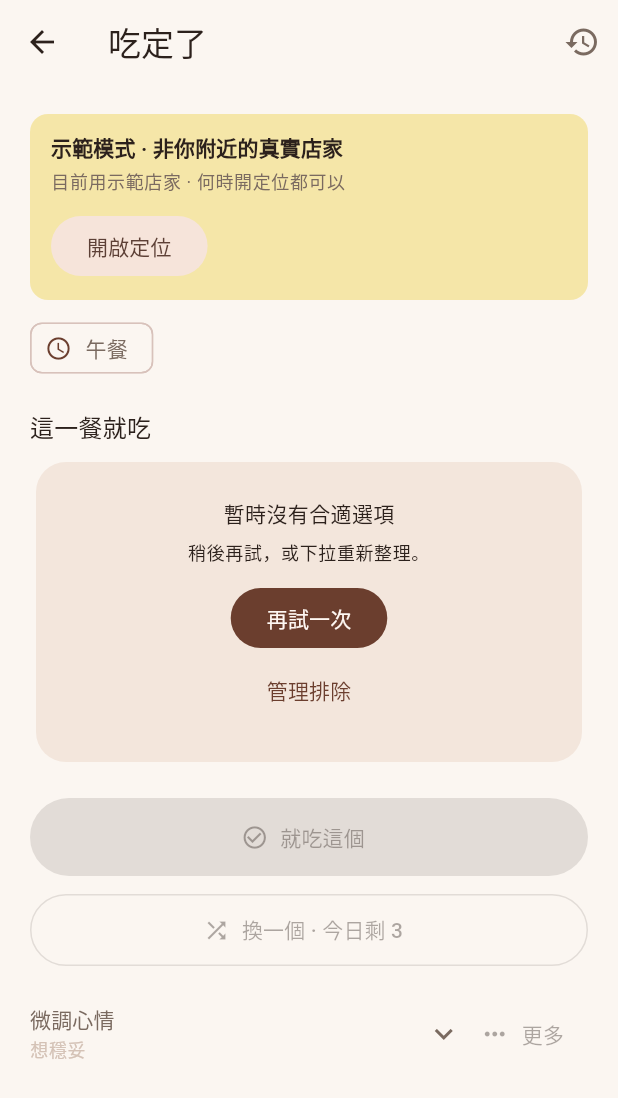
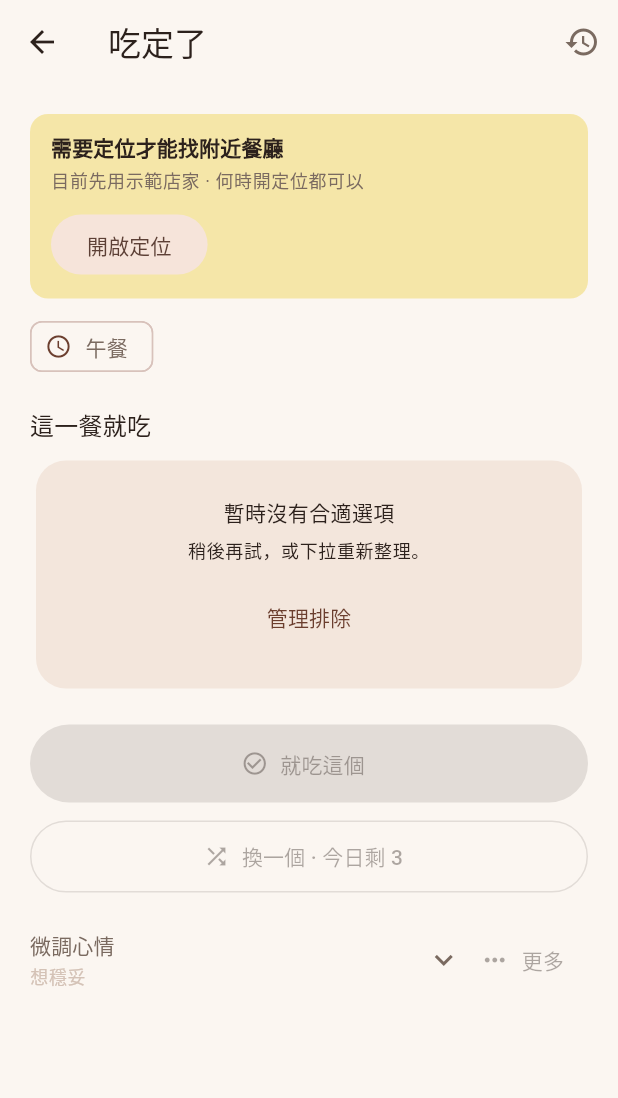
Before and after one commit to hn14932306-sudo/eatset, a Flutter app: the HomeScreen screen opened directly, on a phone screen of 412 x 824 dp. Shown: the top 1098 px of the screen. Run offline on Flutter 3.47's test engine with Material 3 defaults, Android fonts, the light colour scheme and no system bars; our stand-ins replace geolocator, shared_preferences; accounts and stored records are empty.

Commit message:
Fix home status banner and pull refresh behavior
Ensure the location banner title stays consistent, and make short home lists pull-refreshable without a second retry control.

```diff
--- a/lib/screens/home_screen.dart
+++ b/lib/screens/home_screen.dart
@@ -49,6 +49,7 @@ class HomeScreen extends StatelessWidget {
       body: RefreshIndicator(
         onRefresh: () => context.read<AppState>().refreshPlaces(),
         child: ListView(
+          physics: const AlwaysScrollableScrollPhysics(),
           padding: const EdgeInsets.all(20),
           children: [
             if (state.isDemo || !state.locationOk)
@@ -275,10 +276,10 @@ class _StatusBanner extends StatelessWidget {
     final String? subtitle;
     final bool showLocateCta = !state.locationOk;
 
-    if (state.isDemo && !state.locationOk) {
-      bg = scheme.tertiaryContainer;
-      title = '示範模式 · 非你附近的真實店家';
-      subtitle = '目前用示範店家 · 何時開定位都可以';
+    if (!state.locationOk) {
+      bg = state.isDemo ? scheme.tertiaryContainer : scheme.errorContainer;
+      title = '需要定位才能找附近餐廳';
+      subtitle = state.isDemo ? '目前先用示範店家 · 何時開定位都可以' : null;
     } else if (state.isDemo) {
       bg = scheme.tertiaryContainer;
       title = '示範模式 · 非你附近的真實店家';
@@ -380,10 +381,6 @@ class _EmptyDecisionCard extends StatelessWidget {
               ),
               const SizedBox(height: 4),
             ],
-            FilledButton(
-              onPressed: () => context.read<AppState>().refreshPlaces(),
-              child: const Text('再試一次'),
-            ),
             TextButton(
               onPressed: () {
                 Navigator.of(context).push(
```
